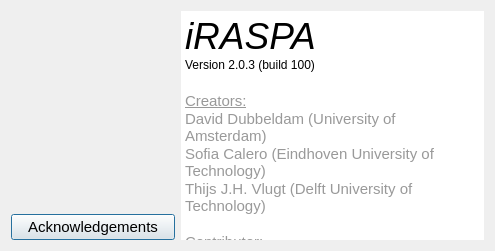
Old version of the form iraspa/iraspagui/aboutdialog.ui in the repository iRASPA/iRASPA-QT.
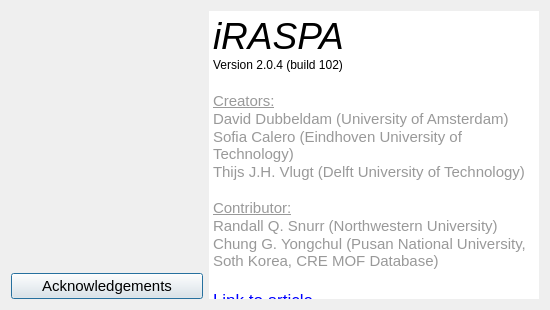
New version of the form. Icons and pictures are not drawn.

```diff
--- a/iraspa/iraspagui/aboutdialog.ui
+++ b/iraspa/iraspagui/aboutdialog.ui
@@ -6,8 +6,8 @@
    <rect>
     <x>0</x>
     <y>0</y>
-    <width>495</width>
-    <height>251</height>
+    <width>550</width>
+    <height>310</height>
    </rect>
   </property>
   <property name="sizePolicy">
@@ -44,8 +44,8 @@
         <widget class="QLabel" name="label">
          <property name="minimumSize">
           <size>
-           <width>164</width>
-           <height>164</height>
+           <width>192</width>
+           <height>192</height>
           </size>
          </property>
          <property name="maximumSize">
@@ -130,7 +130,7 @@
 p, li { white-space: pre-wrap; }
 &lt;/style&gt;&lt;/head&gt;&lt;body style=&quot; font-family:'.AppleSystemUIFont'; font-size:13pt; font-weight:400; font-style:normal;&quot;&gt;
 &lt;p style=&quot; margin-top:0px; margin-bottom:0px; margin-left:0px; margin-right:0px; -qt-block-indent:0; text-indent:0px;&quot;&gt;&lt;span style=&quot; font-family:'.SF NS Text'; font-size:28pt; font-style:italic;&quot;&gt;iRASPA&lt;/span&gt;&lt;/p&gt;
-&lt;p style=&quot; margin-top:0px; margin-bottom:0px; margin-left:0px; margin-right:0px; -qt-block-indent:0; text-indent:0px;&quot;&gt;&lt;span style=&quot; font-family:'.SF NS Text'; font-size:9pt;&quot;&gt;Version 2.0.3 (build 100)&lt;/span&gt;&lt;/p&gt;
+&lt;p style=&quot; margin-top:0px; margin-bottom:0px; margin-left:0px; margin-right:0px; -qt-block-indent:0; text-indent:0px;&quot;&gt;&lt;span style=&quot; font-family:'.SF NS Text'; font-size:9pt;&quot;&gt;Version 2.0.4 (build 102)&lt;/span&gt;&lt;/p&gt;
 &lt;p style=&quot;-qt-paragraph-type:empty; margin-top:0px; margin-bottom:0px; margin-left:0px; margin-right:0px; -qt-block-indent:0; text-indent:0px; font-family:'.SF NS Text';&quot;&gt;&lt;br /&gt;&lt;/p&gt;
 &lt;p style=&quot; margin-top:0px; margin-bottom:0px; margin-left:0px; margin-right:0px; -qt-block-indent:0; text-indent:0px;&quot;&gt;&lt;span style=&quot; font-family:'.SF NS Text'; font-size:11pt; text-decoration: underline; color:#999999;&quot;&gt;Creators:&lt;/span&gt;&lt;/p&gt;
 &lt;p style=&quot; margin-top:0px; margin-bottom:0px; margin-left:0px; margin-right:0px; -qt-block-indent:0; text-indent:0px;&quot;&gt;&lt;span style=&quot; font-family:'.SF NS Text'; font-size:11pt; color:#999999;&quot;&gt;David Dubbeldam (University of Amsterdam)&lt;/span&gt;&lt;/p&gt;
@@ -139,8 +139,13 @@
 &lt;p style=&quot;-qt-paragraph-type:empty; margin-top:0px; margin-bottom:0px; margin-left:0px; margin-right:0px; -qt-block-indent:0; text-indent:0px; font-family:'.SF NS Text'; font-size:11pt; color:#999999;&quot;&gt;&lt;br /&gt;&lt;/p&gt;
 &lt;p style=&quot; margin-top:0px; margin-bottom:0px; margin-left:0px; margin-right:0px; -qt-block-indent:0; text-indent:0px;&quot;&gt;&lt;span style=&quot; font-family:'.SF NS Text'; font-size:11pt; text-decoration: underline; color:#999999;&quot;&gt;Contributor:&lt;/span&gt;&lt;/p&gt;
 &lt;p style=&quot; margin-top:0px; margin-bottom:0px; margin-left:0px; margin-right:0px; -qt-block-indent:0; text-indent:0px;&quot;&gt;&lt;span style=&quot; font-family:'.SF NS Text'; font-size:11pt; color:#999999;&quot;&gt;Randall Q. Snurr (Northwestern University)&lt;/span&gt;&lt;/p&gt;
+&lt;p style=&quot; margin-top:0px; margin-bottom:0px; margin-left:0px; margin-right:0px; -qt-block-indent:0; text-indent:0px;&quot;&gt;&lt;span style=&quot; font-family:'.SF NS Text'; font-size:11pt; color:#999999;&quot;&gt;Chung G. Yongchul (Pusan National University, Soth Korea, CRE MOF Database)&lt;/span&gt;&lt;/p&gt;
 &lt;p style=&quot;-qt-paragraph-type:empty; margin-top:0px; margin-bottom:0px; margin-left:0px; margin-right:0px; -qt-block-indent:0; text-indent:0px; font-family:'.SF NS Text';&quot;&gt;&lt;br /&gt;&lt;/p&gt;
-&lt;p style=&quot; margin-top:0px; margin-bottom:0px; margin-left:0px; margin-right:0px; -qt-block-indent:0; text-indent:0px;&quot;&gt;&lt;a href=&quot;http://dx.doi.org/10.1080/08927022.2018.1426855&quot;&gt;&lt;span style=&quot; font-family:'.SF NS Text'; text-decoration: underline; color:#0000ff;&quot;&gt;Link to article&lt;/span&gt;&lt;/a&gt;&lt;/p&gt;&lt;/body&gt;&lt;/html&gt;</string>
+&lt;p style=&quot; margin-top:0px; margin-bottom:0px; margin-left:0px; margin-right:0px; -qt-block-indent:0; text-indent:0px;&quot;&gt;&lt;a href=&quot;http://dx.doi.org/10.1080/08927022.2018.1426855&quot;&gt;&lt;span style=&quot; font-family:'.SF NS Text'; text-decoration: underline; color:#0000ff;&quot;&gt;Link to article&lt;/span&gt;&lt;/a&gt;&lt;/p&gt;
+&lt;p style=&quot;-qt-paragraph-type:empty; margin-top:0px; margin-bottom:0px; margin-left:0px; margin-right:0px; -qt-block-indent:0; text-indent:0px; font-family:'.SF NS Text'; text-decoration: underline; color:#0000ff;&quot;&gt;&lt;br /&gt;&lt;/p&gt;
+&lt;p style=&quot; margin-top:0px; margin-bottom:0px; margin-left:0px; margin-right:0px; -qt-block-indent:0; text-indent:0px;&quot;&gt;&lt;span style=&quot; font-family:'.SF NS Text'; font-size:11pt; text-decoration: underline; color:#999999;&quot;&gt;Other contributors:&lt;/span&gt;&lt;/p&gt;
+&lt;p style=&quot; margin-top:0px; margin-bottom:0px; margin-left:0px; margin-right:0px; -qt-block-indent:0; text-indent:0px;&quot;&gt;&lt;span style=&quot; font-family:'.SF NS Text'; font-size:11pt; color:#999999;&quot;&gt;Noura Dawass,  Weina Du,  Masafumi Miyaji, Sebastian Caro Ortiz, Shrinjay Sharma.&lt;/span&gt;&lt;/p&gt;
+&lt;p style=&quot;-qt-paragraph-type:empty; margin-top:0px; margin-bottom:0px; margin-left:0px; margin-right:0px; -qt-block-indent:0; text-indent:0px; font-family:'.SF NS Text'; text-decoration: underline; color:#0000ff;&quot;&gt;&lt;br /&gt;&lt;/p&gt;&lt;/body&gt;&lt;/html&gt;</string>
        </property>
        <property name="textInteractionFlags">
         <set>Qt::TextBrowserInteraction</set>
```
